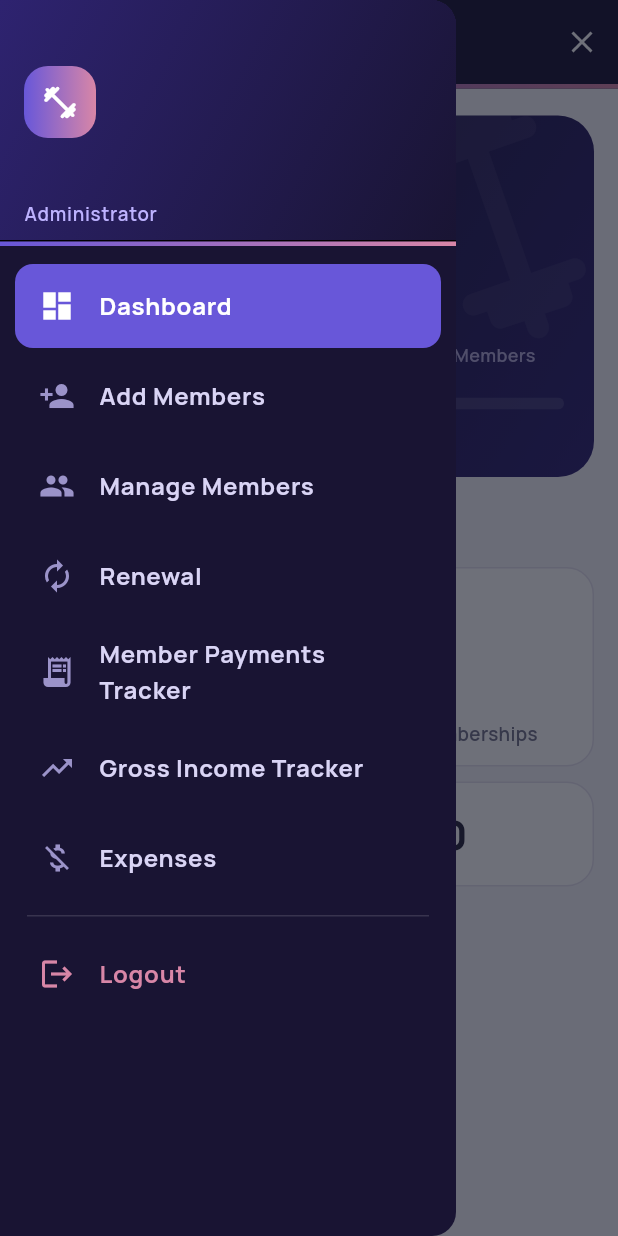
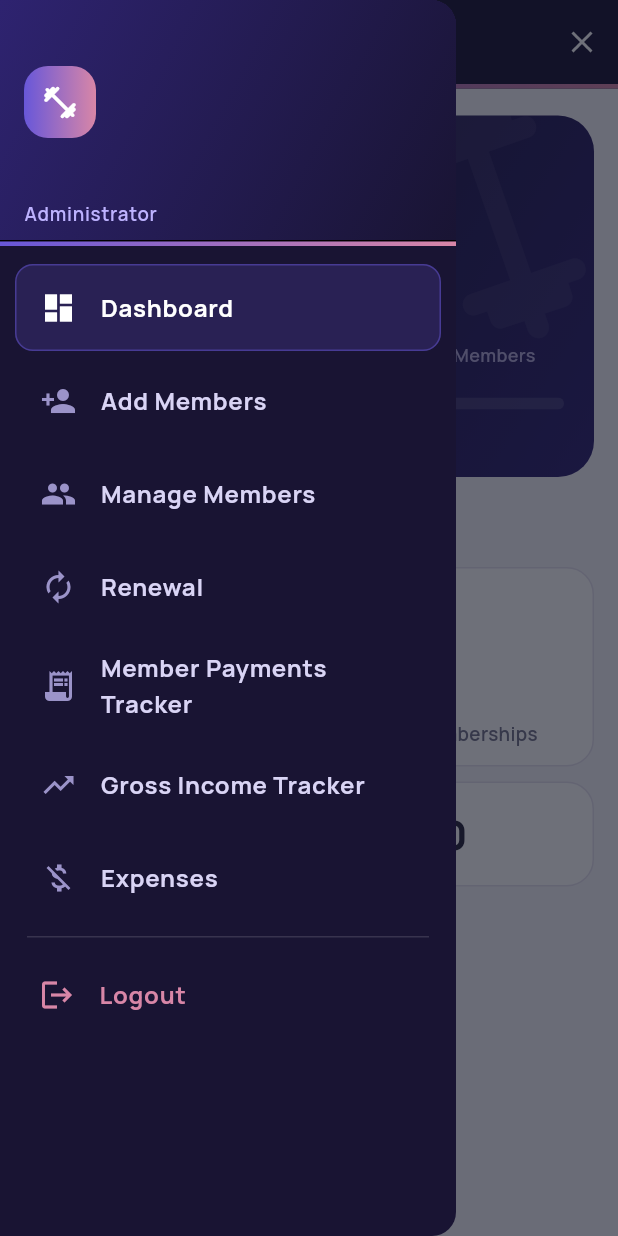
Before and after one commit to lancebernal2506-GOAT/elec3proj, a Flutter app: the HomeShell screen opened directly, in the side drawer, after a tap on the "fitness center" icon, on a phone screen of 412 x 824 dp. Run offline on Flutter 3.47's test engine with Material 3 defaults, Android fonts, the phone set to English and light mode, and no system bars; our stand-ins replace cloud_firestore, firebase_auth, firebase_core, pdf, printing, shared_preferences; accounts and stored records are empty.

Commit message:
Update main.dart

```diff
--- a/lib/main.dart
+++ b/lib/main.dart
@@ -294,8 +294,7 @@ class SectionTitle extends StatelessWidget {
 
 class _Initials extends StatelessWidget {
   final String name;
-  final double size;
-  const _Initials(this.name, {this.size = 44});
+  const _Initials(this.name);
   @override
   Widget build(BuildContext context) {
     final parts = name.trim().split(RegExp(r'\s+')).where((p) => p.isNotEmpty).toList();
@@ -303,14 +302,14 @@ class _Initials extends StatelessWidget {
         ? '?'
         : (parts.length == 1 ? parts.first[0] : parts.first[0] + parts.last[0]).toUpperCase();
     return Container(
-      width: size,
-      height: size,
+      width: 44,
+      height: 44,
       alignment: Alignment.center,
       decoration: BoxDecoration(
         gradient: const LinearGradient(begin: Alignment.topLeft, end: Alignment.bottomRight, colors: [kRed, kDarkRed]),
-        borderRadius: BorderRadius.circular(size * .3),
-      ),
-      child: Text(text, style: TextStyle(color: Colors.white, fontWeight: FontWeight.w800, fontSize: size * .36)),
+        borderRadius: BorderRadius.circular(13),
+      ),
+      child: Text(text, style: const TextStyle(color: Colors.white, fontWeight: FontWeight.w800, fontSize: 16)),
     );
   }
 }
@@ -993,6 +992,10 @@ class HomeShell extends StatefulWidget {
 
 class _HomeShellState extends State<HomeShell> with SingleTickerProviderStateMixin {
   int index = 0;
+  final List<int> _pageHistory = [];
+  final GlobalKey<ScaffoldState> _scaffoldKey = GlobalKey<ScaffoldState>();
+  final ScrollController _drawerScrollController = ScrollController();
+  late final List<GlobalKey> _featureKeys = List.generate(items.length, (_) => GlobalKey());
   StreamSubscription<QuerySnapshot<Map<String, dynamic>>>? _activitySub;
   bool _activityReady = false;
   late final AnimationController _menuAnimation;
@@ -1020,6 +1023,7 @@ class _HomeShellState extends State<HomeShell> with SingleTickerProviderStateMix
   @override
   void dispose() {
     _activitySub?.cancel();
+    _drawerScrollController.dispose();
     _menuAnimation.dispose();
     super.dispose();
   }
@@ -1044,6 +1048,40 @@ class _HomeShellState extends State<HomeShell> with SingleTickerProviderStateMix
         _ => const ExpensesPage(),
       };
 
+  void _navigateTo(int nextIndex) {
+    if (nextIndex == index) return;
+    _pageHistory.add(index);
+    setState(() => index = nextIndex);
+  }
+
+  void _scrollToSelectedFeature() {
+    WidgetsBinding.instance.addPostFrameCallback((_) {
+      if (!mounted || !_drawerScrollController.hasClients) return;
+      final selectedContext = _featureKeys[index].currentContext;
+      if (selectedContext == null) return;
+      Scrollable.ensureVisible(
+        selectedContext,
+        alignment: .35,
+        duration: const Duration(milliseconds: 280),
+        curve: Curves.easeInOutCubic,
+      );
+    });
+  }
+
+  void _handleBack() {
+    if (_scaffoldKey.currentState?.isDrawerOpen ?? false) {
+      Navigator.of(context).pop();
+      return;
+    }
+    if (_pageHistory.isNotEmpty) {
+      final previous = _pageHistory.removeLast();
+      setState(() => index = previous);
+    } else if (index != 0) {
+      setState(() => index = 0);
+    }
+    // At the dashboard, keep the app open instead of popping its root route.
+  }
+
   Future<void> _logout({bool closeDrawer = false}) async {
     if (closeDrawer) Navigator.pop(context);
     if (!await confirm(context, 'Logout', 'Do you want to log out?')) return;
@@ -1056,14 +1094,20 @@ class _HomeShellState extends State<HomeShell> with SingleTickerProviderStateMix
   @override
   Widget build(BuildContext context) {
     final desktop = MediaQuery.sizeOf(context).width >= 900;
-    return Scaffold(
+    return PopScope<Object?>(
+      canPop: false,
+      onPopInvokedWithResult: (didPop, result) {
+        if (!didPop) _handleBack();
+      },
+      child: Scaffold(
+      key: _scaffoldKey,
       appBar: AppBar(
         leadingWidth: 64,
         leading: Padding(
           padding: const EdgeInsets.only(left: 8),
           child: IconButton(
             tooltip: 'Go to dashboard',
-            onPressed: () => setState(() => index = 0),
+            onPressed: () => _navigateTo(0),
             icon: Container(
               width: 38,
               height: 38,
@@ -1085,12 +1129,13 @@ class _HomeShellState extends State<HomeShell> with SingleTickerProviderStateMix
       onDrawerChanged: (isOpen) {
         if (isOpen) {
           _menuAnimation.forward();
+          _scrollToSelectedFeature();
         } else {
           _menuAnimation.reverse();
         }
       },
       drawer: Drawer(
-        child: ListView(padding: EdgeInsets.zero, children: [
+        child: ListView(controller: _drawerScrollController, padding: EdgeInsets.zero, children: [
           DrawerHeader(
             margin: EdgeInsets.zero,
             decoration: const BoxDecoration(
@@ -1100,7 +1145,7 @@ class _HomeShellState extends State<HomeShell> with SingleTickerProviderStateMix
             child: Column(crossAxisAlignment: CrossAxisAlignment.start, mainAxisAlignment: MainAxisAlignment.end, children: [
               InkWell(
                 borderRadius: BorderRadius.circular(16),
-                onTap: () { Navigator.pop(context); setState(() => index = 0); },
+                onTap: () { Navigator.pop(context); _navigateTo(0); },
                 child: Container(
                   width: 48,
                   height: 48,
@@ -1122,19 +1167,29 @@ class _HomeShellState extends State<HomeShell> with SingleTickerProviderStateMix
           for (var i = 0; i < items.length; i++)
             Padding(
               padding: const EdgeInsets.symmetric(horizontal: 10, vertical: 2),
+              child: AnimatedContainer(
+                key: _featureKeys[i],
+                duration: const Duration(milliseconds: 220),
+                curve: Curves.easeOutCubic,
+                decoration: BoxDecoration(
+                  color: i == index ? kRed.withValues(alpha: .2) : Colors.transparent,
+                  borderRadius: BorderRadius.circular(12),
+                  border: Border.all(color: i == index ? kRed.withValues(alpha: .48) : Colors.transparent),
+                ),
                 child: ListTile(
                   leading: Icon(items[i].$2),
                   title: Text(items[i].$1, style: const TextStyle(fontWeight: FontWeight.w700)),
                   selected: i == index,
                   selectedColor: Colors.white,
-                selectedTileColor: kRed,
+                  selectedTileColor: Colors.transparent,
                   iconColor: const Color(0xFF9B93C9),
                   textColor: const Color(0xFFD9D4F5),
                   shape: RoundedRectangleBorder(borderRadius: BorderRadius.circular(12)),
                   onTap: () {
                     Navigator.pop(context);
-                  setState(() => index = i);
+                    _navigateTo(i);
                   },
+                ),
               ),
             ),
           const Padding(
@@ -1159,7 +1214,7 @@ class _HomeShellState extends State<HomeShell> with SingleTickerProviderStateMix
               NavigationRail(
                 extended: MediaQuery.sizeOf(context).width >= 1200,
                 selectedIndex: index,
-                onDestinationSelected: (value) => setState(() => index = value),
+                onDestinationSelected: _navigateTo,
                 destinations: [for (final item in items) NavigationRailDestination(icon: Icon(item.$2), label: Text(item.$1))],
               ),
               Expanded(
@@ -1190,6 +1245,7 @@ class _HomeShellState extends State<HomeShell> with SingleTickerProviderStateMix
                 ),
               ),
               child: KeyedSubtree(key: ValueKey(index), child: _page()),
+            ),
       ),
     );
   }
@@ -2223,7 +2279,7 @@ class _MyAppState extends State<MyApp> {
 
 class _StartupScreen extends StatelessWidget {
   final String message;
-  const _StartupScreen({this.message = 'Loading ActiveSync…'});
+  const _StartupScreen({this.message = 'Loading FitCore…'});
 
   @override
   Widget build(BuildContext context) => Scaffold(
```
Lines whose indentation alone changed are shown as unchanged.
